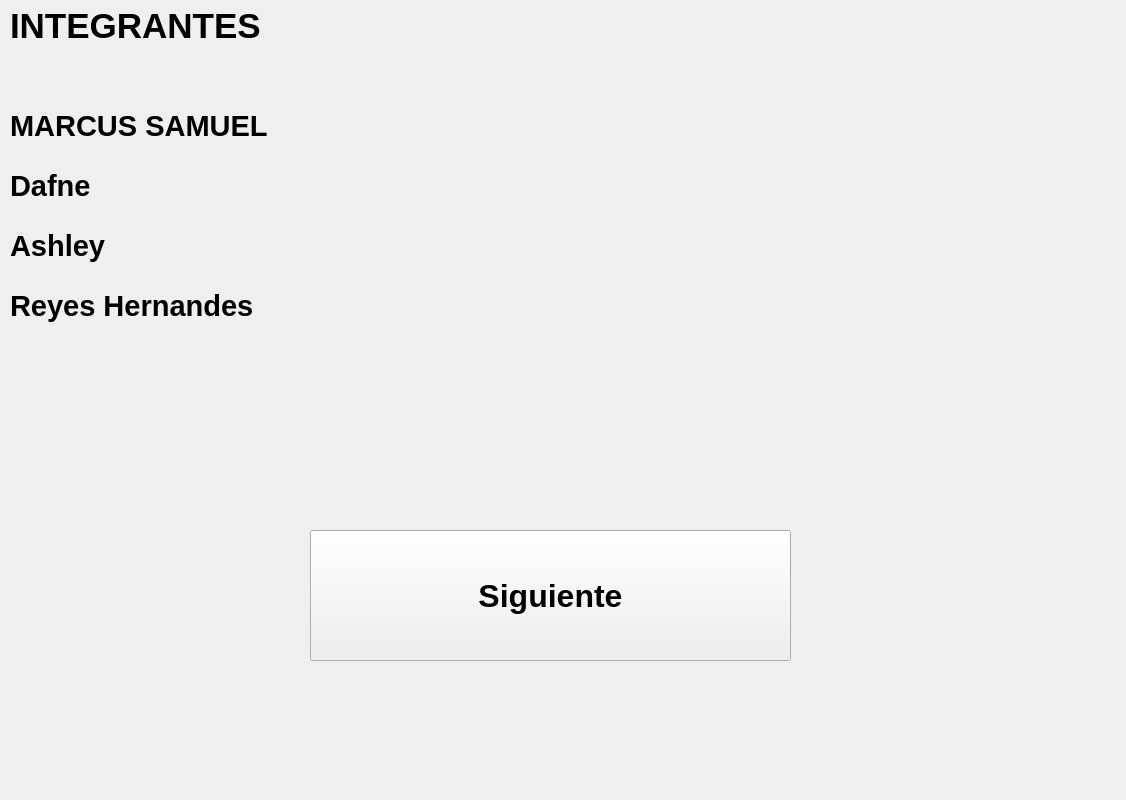
The window that caratula.ui (marcussamuel334-hash/ProyectoBancarioFinal) describes before a commit, drawn with Qt 5.
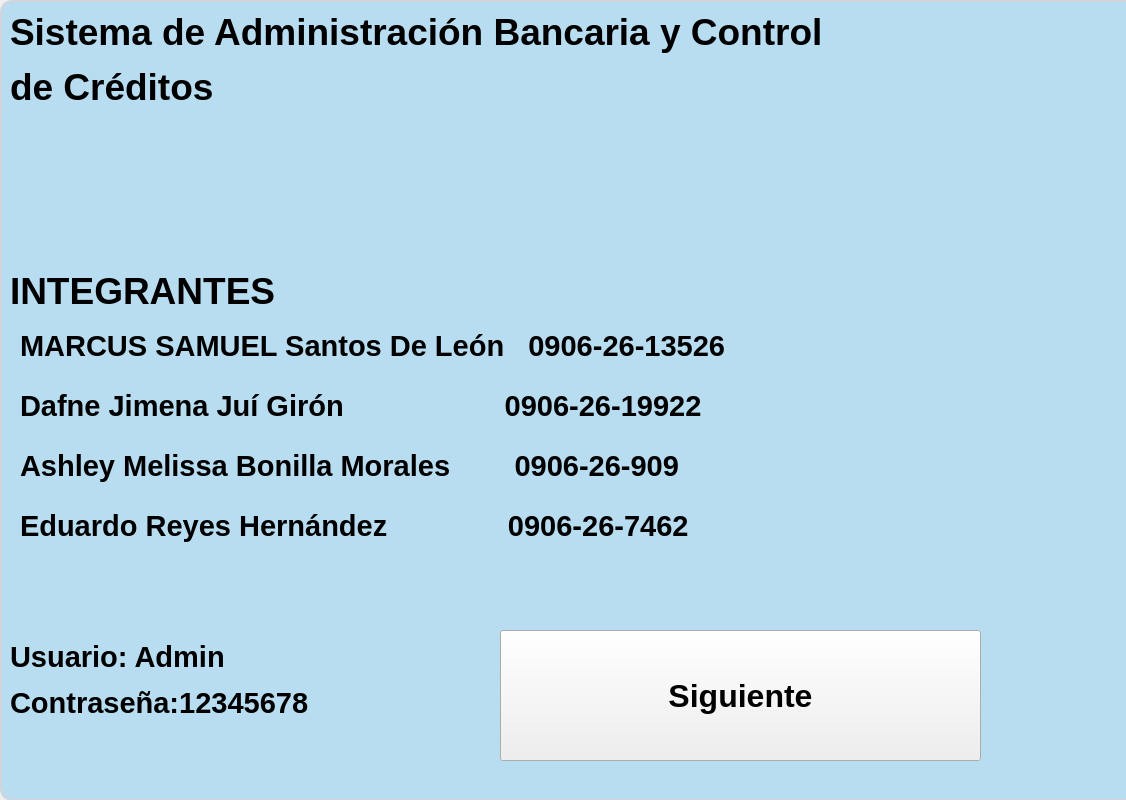
The same window after the commit.

Commit message: Actualizar menu, caratula y autenticacion

Patch:
```diff
--- a/caratula.ui
+++ b/caratula.ui
@@ -17,14 +17,14 @@
    <property name="geometry">
     <rect>
      <x>10</x>
-     <y>0</y>
-     <width>331</width>
-     <height>51</height>
+     <y>220</y>
+     <width>881</width>
+     <height>141</height>
     </rect>
    </property>
    <property name="font">
     <font>
-     <pointsize>26</pointsize>
+     <pointsize>28</pointsize>
      <weight>75</weight>
      <bold>true</bold>
     </font>
@@ -36,9 +36,9 @@
   <widget class="QLabel" name="label_2">
    <property name="geometry">
     <rect>
-     <x>10</x>
-     <y>100</y>
-     <width>331</width>
+     <x>20</x>
+     <y>320</y>
+     <width>1041</width>
      <height>51</height>
     </rect>
    </property>
@@ -50,15 +50,15 @@
     </font>
    </property>
    <property name="text">
-    <string>MARCUS SAMUEL </string>
+    <string>MARCUS SAMUEL Santos De León   0906-26-13526</string>
    </property>
   </widget>
   <widget class="QLabel" name="label_3">
    <property name="geometry">
     <rect>
-     <x>10</x>
-     <y>160</y>
-     <width>331</width>
+     <x>20</x>
+     <y>380</y>
+     <width>1091</width>
      <height>51</height>
     </rect>
    </property>
@@ -70,15 +70,15 @@
     </font>
    </property>
    <property name="text">
-    <string>Dafne</string>
+    <string>Dafne Jimena Juí Girón                    0906-26-19922</string>
    </property>
   </widget>
   <widget class="QLabel" name="label_4">
    <property name="geometry">
     <rect>
-     <x>10</x>
-     <y>220</y>
-     <width>331</width>
+     <x>20</x>
+     <y>440</y>
+     <width>981</width>
      <height>51</height>
     </rect>
    </property>
@@ -90,15 +90,15 @@
     </font>
    </property>
    <property name="text">
-    <string>Ashley</string>
+    <string>Ashley Melissa Bonilla Morales        0906-26-909</string>
    </property>
   </widget>
   <widget class="QLabel" name="label_5">
    <property name="geometry">
     <rect>
-     <x>10</x>
-     <y>280</y>
-     <width>331</width>
+     <x>20</x>
+     <y>500</y>
+     <width>1101</width>
      <height>51</height>
     </rect>
    </property>
@@ -110,14 +110,14 @@
     </font>
    </property>
    <property name="text">
-    <string>Reyes Hernandes</string>
+    <string>Eduardo Reyes Hernández               0906-26-7462</string>
    </property>
   </widget>
   <widget class="QPushButton" name="BTTCONTINUAR">
    <property name="geometry">
     <rect>
-     <x>310</x>
-     <y>530</y>
+     <x>500</x>
+     <y>630</y>
      <width>481</width>
      <height>131</height>
     </rect>
@@ -133,6 +133,78 @@
     <string>Siguiente</string>
    </property>
   </widget>
+  <widget class="QLabel" name="label_7">
+   <property name="geometry">
+    <rect>
+     <x>0</x>
+     <y>0</y>
+     <width>1141</width>
+     <height>801</height>
+    </rect>
+   </property>
+   <property name="styleSheet">
+    <string notr="true">QLabel {
+    background-color: #B8DCF0;
+    color: #14220D;
+    border: 2px solid #D1D5DB;
+    border-radius: 12px;
+    padding: 10px;
+}</string>
+   </property>
+   <property name="text">
+    <string/>
+   </property>
+  </widget>
+  <widget class="QLabel" name="label_6">
+   <property name="geometry">
+    <rect>
+     <x>10</x>
+     <y>-10</y>
+     <width>1141</width>
+     <height>141</height>
+    </rect>
+   </property>
+   <property name="font">
+    <font>
+     <pointsize>28</pointsize>
+     <weight>75</weight>
+     <bold>true</bold>
+    </font>
+   </property>
+   <property name="text">
+    <string>&lt;p&gt; Sistema de Administración Bancaria y Control &lt;/p&gt;de Créditos 
+</string>
+   </property>
+  </widget>
+  <widget class="QLabel" name="label_8">
+   <property name="geometry">
+    <rect>
+     <x>10</x>
+     <y>610</y>
+     <width>461</width>
+     <height>141</height>
+    </rect>
+   </property>
+   <property name="font">
+    <font>
+     <pointsize>22</pointsize>
+     <weight>75</weight>
+     <bold>true</bold>
+    </font>
+   </property>
+   <property name="text">
+    <string>&lt;p&gt;Usuario: Admin&lt;/p&gt;Contraseña:12345678</string>
+   </property>
+  </widget>
+  <zorder>label_7</zorder>
+  <zorder>label</zorder>
+  <zorder>label_2</zorder>
+  <zorder>label_3</zorder>
+  <zorder>label_4</zorder>
+  <zorder>label_5</zorder>
+  <zorder>BTTCONTINUAR</zorder>
+  <zorder>label_6</zorder>
+  <zorder>label_8</zorder>
  </widget>
  <resources/>
  <connections/>
```
The commit also changes 2 other files.
